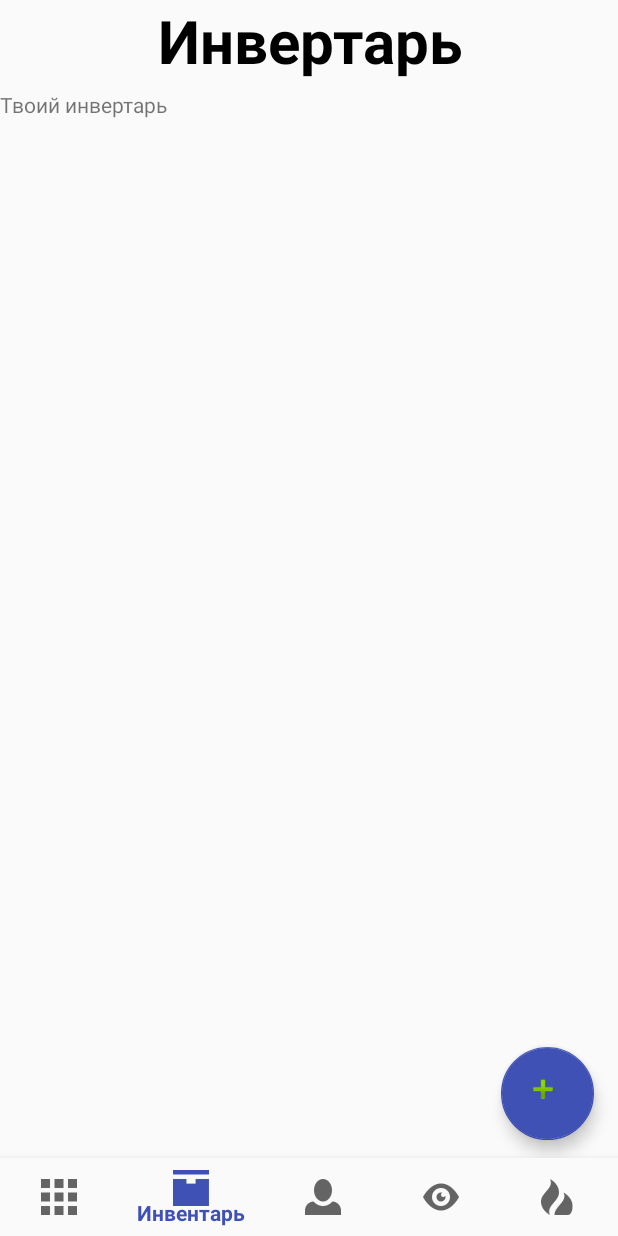
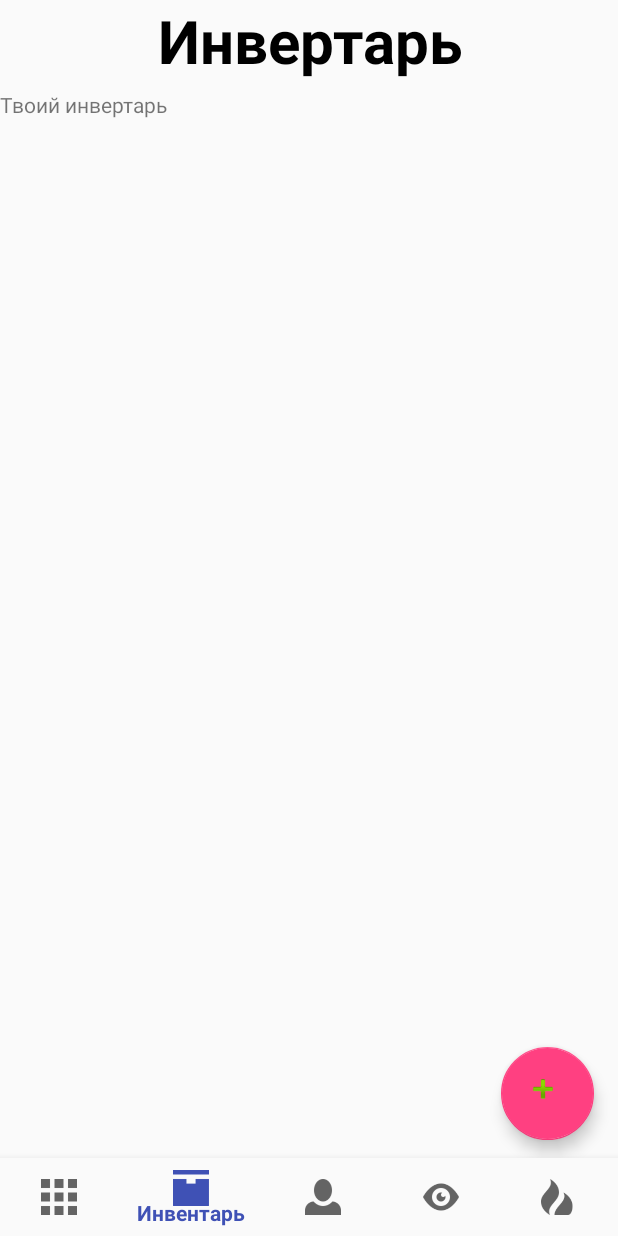
Before and after one commit to ilidosha/DnD, an Android app: the screen it shows after launch (LayoutPage), item 2 of the bottom bar chosen, on a phone screen of 412 x 824 dp. Run offline under Robolectric (Android 15) with nearby library versions, the light colour scheme and no system bars.

Commit message:
Фронт инвертаря

```diff
--- a/app/src/main/res/layout/activity_inventory.xml
+++ b/app/src/main/res/layout/activity_inventory.xml
@@ -48,7 +48,6 @@
         android:layout_marginBottom="64dp"
         android:layout_marginEnd="16dp"
         android:clickable="true"
-        app:backgroundTint="?android:attr/colorEdgeEffect"
         app:layout_constraintBottom_toBottomOf="parent"
         app:layout_constraintEnd_toEndOf="parent"
         app:srcCompat="@android:drawable/ic_input_add" />
```
